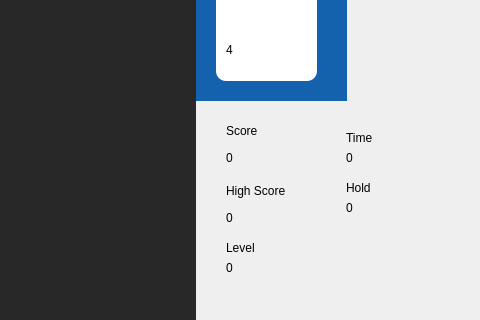
Above: QtTetris/mainwindow.ui from timothy-ha/qt-tetris before the change; both pictures show x 104 to 584 and y 280 to 600 of the 584 by 600 pixel window. Below: the same form after it.
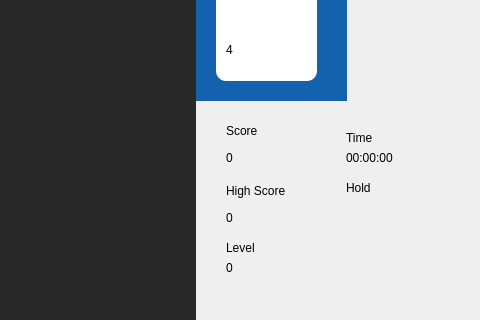
That is the form after the change.

```diff
--- a/QtTetris/mainwindow.ui
+++ b/QtTetris/mainwindow.ui
@@ -282,12 +282,12 @@
     <rect>
      <x>450</x>
      <y>430</y>
-     <width>55</width>
+     <width>81</width>
      <height>16</height>
     </rect>
    </property>
    <property name="text">
-    <string>0</string>
+    <string>00:00:00</string>
    </property>
   </widget>
   <widget class="QLabel" name="label_time">
@@ -308,12 +308,12 @@
     <rect>
      <x>450</x>
      <y>480</y>
-     <width>55</width>
-     <height>16</height>
+     <width>80</width>
+     <height>40</height>
     </rect>
    </property>
    <property name="text">
-    <string>0</string>
+    <string/>
    </property>
   </widget>
   <widget class="QLabel" name="label_hold">
```
